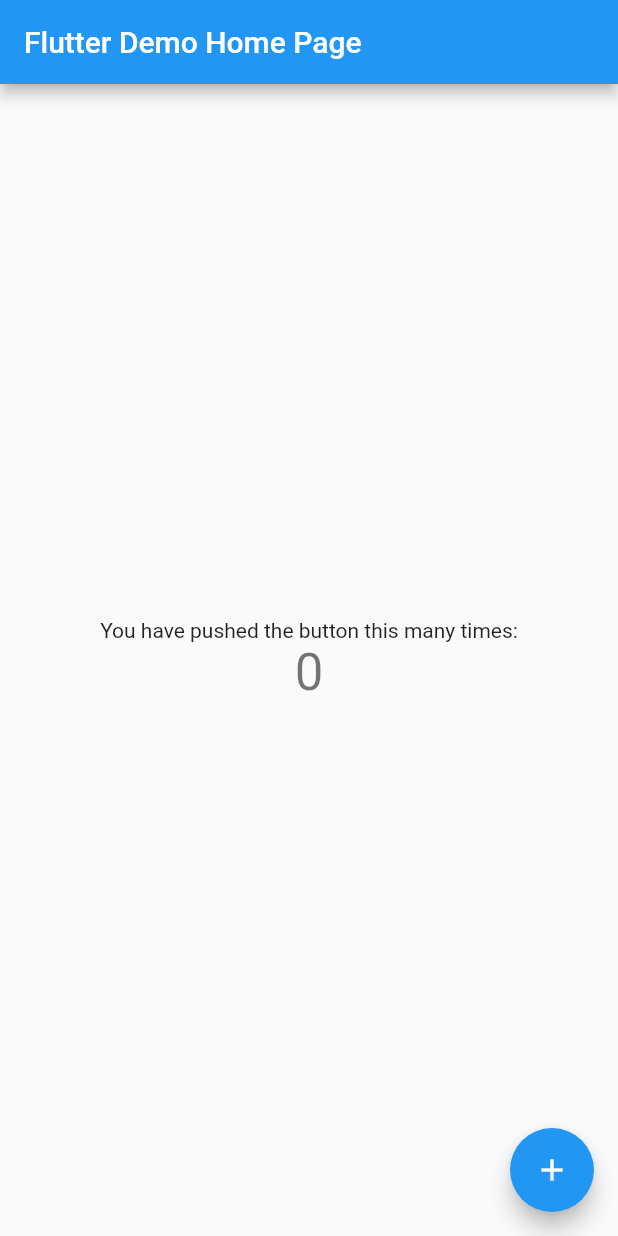
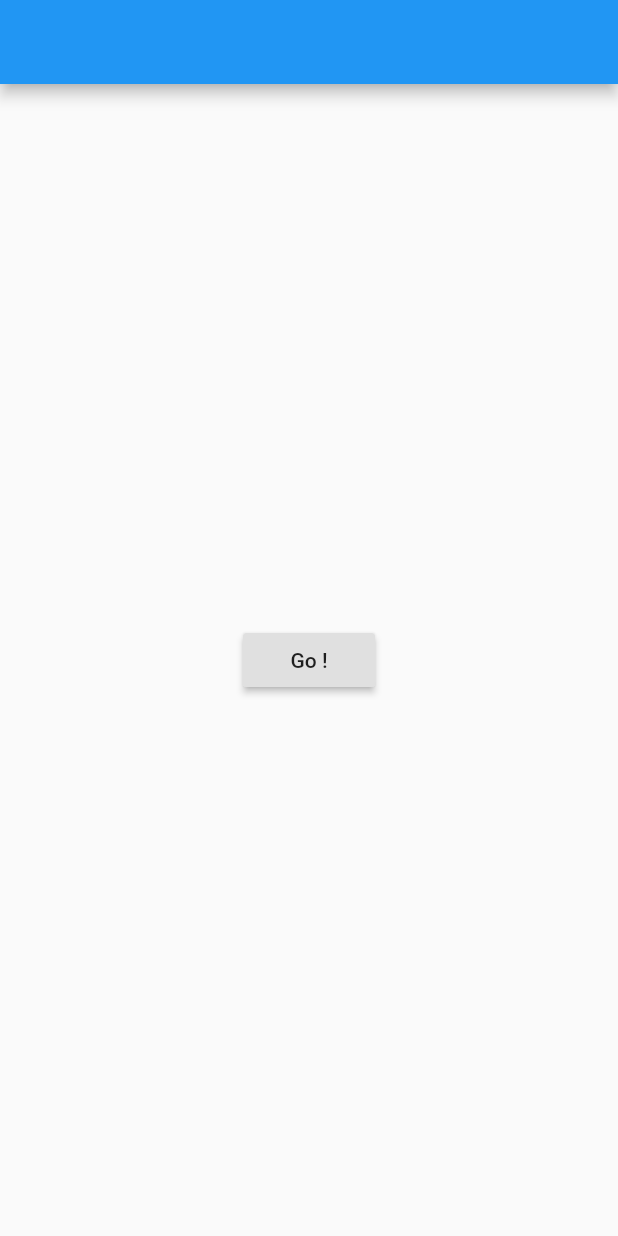
Before and after one commit to mbyk/flutter_cookbook, a Flutter app: the screen it shows after launch, on a phone screen of 412 x 824 dp. Run offline on Flutter 3.47's test engine with Material 2 defaults, Android fonts, the phone set to English and light mode, and no system bars.

Commit message:
add page-route-animation

```diff
--- a/animation/page_route_animation/lib/main.dart
+++ b/animation/page_route_animation/lib/main.dart
@@ -1,111 +1,56 @@
 import 'package:flutter/material.dart';
 
-void main() => runApp(MyApp());
+main() {
+  runApp(MaterialApp(
+    home: Page1(),
+  ));
+}
 
-class MyApp extends StatelessWidget {
-  // This widget is the root of your application.
+class Page1 extends StatelessWidget {
   @override
   Widget build(BuildContext context) {
-    return MaterialApp(
-      title: 'Flutter Demo',
-      theme: ThemeData(
-        // This is the theme of your application.
-        //
-        // Try running your application with "flutter run". You'll see the
-        // application has a blue toolbar. Then, without quitting the app, try
-        // changing the primarySwatch below to Colors.green and then invoke
-        // "hot reload" (press "r" in the console where you ran "flutter run",
-        // or simply save your changes to "hot reload" in a Flutter IDE).
-        // Notice that the counter didn't reset back to zero; the application
-        // is not restarted.
-        primarySwatch: Colors.blue,
+    return Scaffold(
+      appBar: AppBar(),
+      body: Center(
+        child: RaisedButton(
+          child: Text('Go !'),
+          onPressed: () {
+            Navigator.of(context).push(_createRoute());
+          },
+        ),
       ),
-      home: MyHomePage(title: 'Flutter Demo Home Page'),
     );
   }
 }
 
-class MyHomePage extends StatefulWidget {
-  MyHomePage({Key key, this.title}) : super(key: key);
+Route _createRoute() {
+  return PageRouteBuilder(
+    pageBuilder: (context, animation, secondryAnimation) => Page2(),
+    transitionsBuilder: (context, animation, secondaryAnimation, child) {
+      var begin = Offset(0.0, 1.0);
+      var end = Offset.zero;
+      var curve = Curves.ease;
 
-  // This widget is the home page of your application. It is stateful, meaning
-  // that it has a State object (defined below) that contains fields that affect
-  // how it looks.
+      var tween = Tween(begin: begin, end: end).chain(
+        CurveTween(curve: curve)
+      );
 
-  // This class is the configuration for the state. It holds the values (in this
-  // case the title) provided by the parent (in this case the App widget) and
-  // used by the build method of the State. Fields in a Widget subclass are
-  // always marked "final".
-
-  final String title;
-
-  @override
-  _MyHomePageState createState() => _MyHomePageState();
+      return SlideTransition(
+        position: animation.drive(tween),
+        child: child,
+      );
+    },
+  );
 }
 
-class _MyHomePageState extends State<MyHomePage> {
-  int _counter = 0;
-
-  void _incrementCounter() {
-    setState(() {
-      // This call to setState tells the Flutter framework that something has
-      // changed in this State, which causes it to rerun the build method below
-      // so that the display can reflect the updated values. If we changed
-      // _counter without calling setState(), then the build method would not be
-      // called again, and so nothing would appear to happen.
-      _counter++;
-    });
-  }
-
+class Page2 extends StatelessWidget {
   @override
   Widget build(BuildContext context) {
-    // This method is rerun every time setState is called, for instance as done
-    // by the _incrementCounter method above.
-    //
-    // The Flutter framework has been optimized to make rerunning build methods
-    // fast, so that you can just rebuild anything that needs updating rather
-    // than having to individually change instances of widgets.
     return Scaffold(
-      appBar: AppBar(
-        // Here we take the value from the MyHomePage object that was created by
-        // the App.build method, and use it to set our appbar title.
-        title: Text(widget.title),
+      appBar: AppBar(),
+      body: Center(
+        child: Text('Page 2'),
       ),
-      body: Center(
-        // Center is a layout widget. It takes a single child and positions it
-        // in the middle of the parent.
-        child: Column(
-          // Column is also a layout widget. It takes a list of children and
-          // arranges them vertically. By default, it sizes itself to fit its
-          // children horizontally, and tries to be as tall as its parent.
-          //
-          // Invoke "debug painting" (press "p" in the console, choose the
-          // "Toggle Debug Paint" action from the Flutter Inspector in Android
-          // Studio, or the "Toggle Debug Paint" command in Visual Studio Code)
-          // to see the wireframe for each widget.
-          //
-          // Column has various properties to control how it sizes itself and
-          // how it positions its children. Here we use mainAxisAlignment to
-          // center the children vertically; the main axis here is the vertical
-          // axis because Columns are vertical (the cross axis would be
-          // horizontal).
-          mainAxisAlignment: MainAxisAlignment.center,
-          children: <Widget>[
-            Text(
-              'You have pushed the button this many times:',
-            ),
-            Text(
-              '$_counter',
-              style: Theme.of(context).textTheme.display1,
-            ),
-          ],
-        ),
-      ),
-      floatingActionButton: FloatingActionButton(
-        onPressed: _incrementCounter,
-        tooltip: 'Increment',
-        child: Icon(Icons.add),
-      ), // This trailing comma makes auto-formatting nicer for build methods.
     );
   }
 }
```
